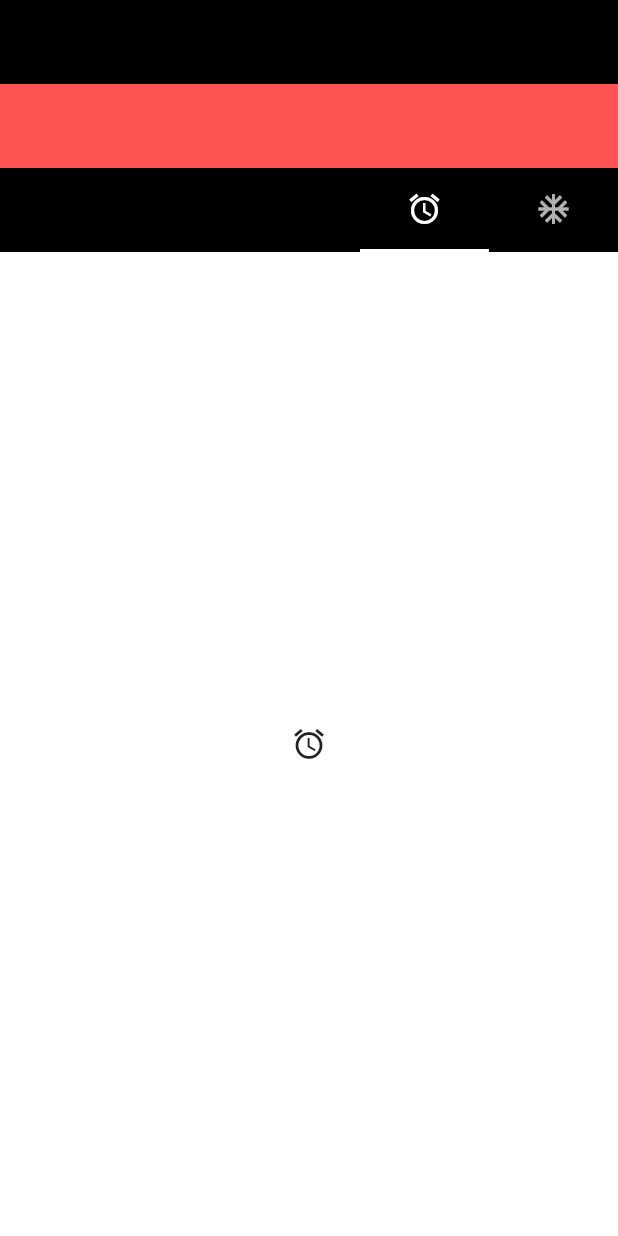
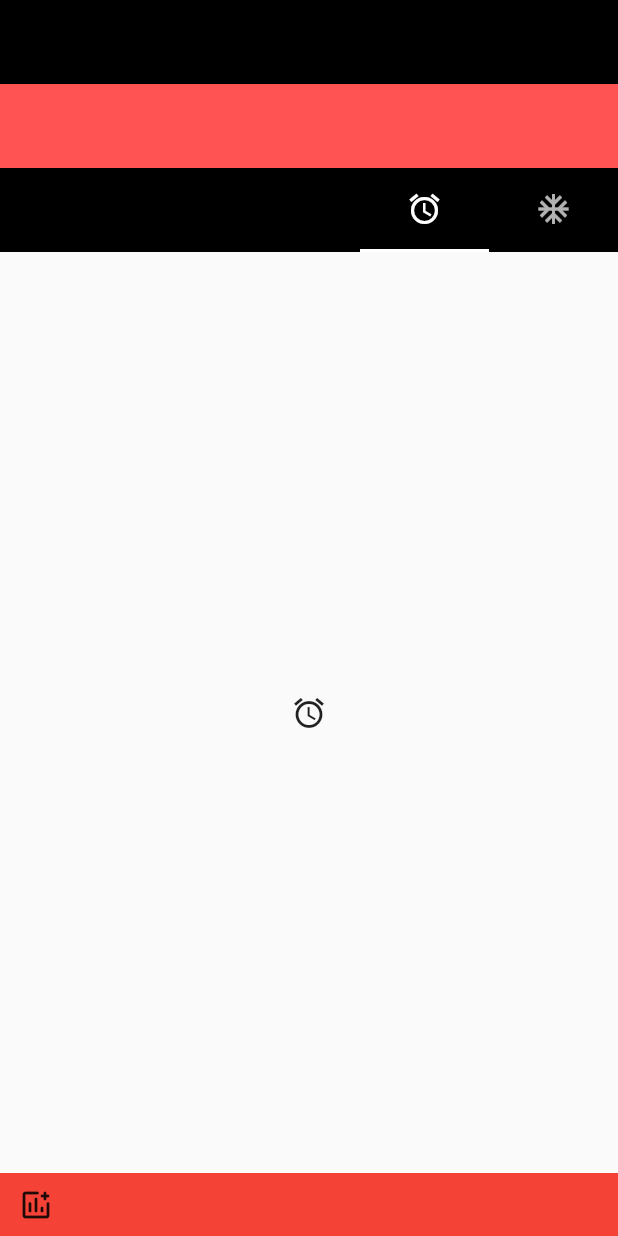
Before and after one commit to miladjalilvand/cpy, a Flutter app: the screen it shows after launch, on a phone screen of 412 x 824 dp. Run offline on Flutter 3.47's test engine with Material 2 defaults, Android fonts, the phone set to English and light mode, and no system bars.

Commit message:
1.fix bottom

```diff
--- a/lib/home.dart
+++ b/lib/home.dart
@@ -15,7 +15,8 @@ class _HomePageState extends State<HomePage> {
   Widget build(BuildContext context) {
     return DefaultTabController(
       length: 2,
-      child: SafeArea(child: NestedScrollView(headerSliverBuilder:
+      child: SafeArea (
+          child: NestedScrollView(headerSliverBuilder:
           (BuildContext context, bool innerBoxIsScrolled) {
         return <Widget>[
           SliverAppBar(
--- a/lib/main.dart
+++ b/lib/main.dart
@@ -1,6 +1,6 @@
+import 'package:cyp/stage.dart';
 import 'package:flutter/material.dart';
 
-import 'home.dart';
 
 void main() {
   runApp(const MyApp());
@@ -36,7 +36,7 @@ class _SplashScState extends State<SplashSc> {
 
     Future.delayed(const Duration(milliseconds: 3000),(){
       Navigator.pushAndRemoveUntil(context, MaterialPageRoute(builder: (context)=>
-      const HomePage()), (route) => false);
+      const Stage()), (route) => false);
     });
 
   }
--- /dev/null
+++ b/lib/stage.dart
@@ -0,0 +1,36 @@
+import 'package:cyp/home.dart';
+import 'package:flutter/material.dart';
+
+class Stage extends StatefulWidget {
+  const Stage({Key? key}) : super(key: key);
+
+  @override
+  State<Stage> createState() => _StageState();
+}
+
+class _StageState extends State<Stage> {
+
+  int cI= 0;
+
+  List wgs= [
+    HomePage()
+
+  ];
+
+  @override
+  Widget build(BuildContext context) {
+    return Scaffold(
+      bottomNavigationBar: Container(width:double.infinity ,height: 42,color: Colors.red,child:
+        Row(children: [
+          IconButton(onPressed: (){
+
+            setState(() {
+              cI = 0;
+            });
+          }, icon: Icon(Icons.add_chart_rounded))
+
+        ]),),
+      body: wgs.elementAt(cI),
+    );
+  }
+}
--- a/pubspec.yaml
+++ b/pubspec.yaml
@@ -36,6 +36,7 @@ dependencies:
   # The following adds the Cupertino Icons font to your application.
   # Use with the CupertinoIcons class for iOS style icons.
   cupertino_icons: ^1.0.2
+
 
 dev_dependencies:
   flutter_test:
```
